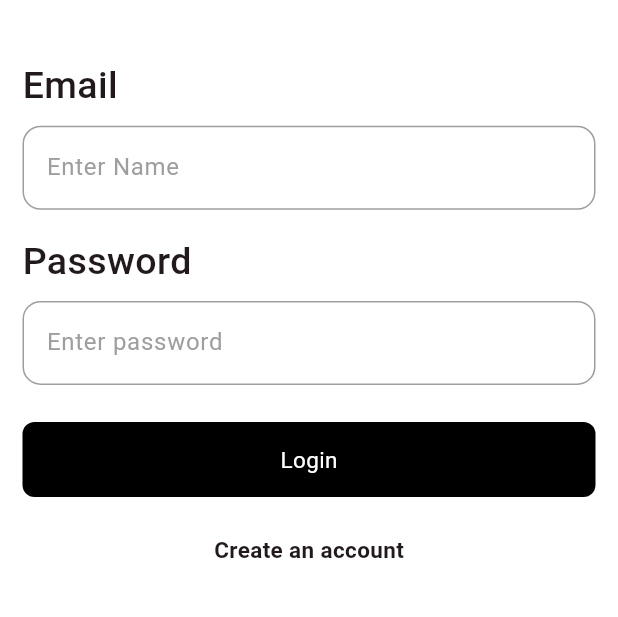
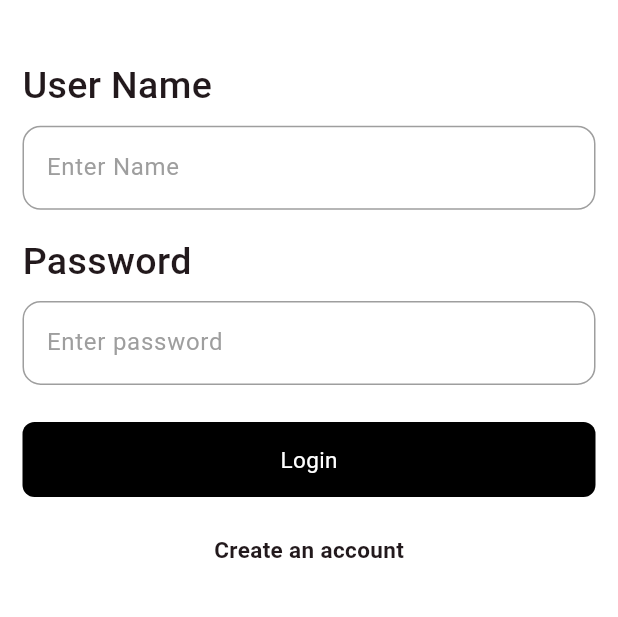
Before and after one commit to ededin/ablelyf-app, a Flutter app: the screen it shows after launch, on a phone screen of 412 x 824 dp, the part 490-1107 px from its top. Run offline on Flutter 3.47's test engine with Material 2 defaults, Android fonts, the light colour scheme and no system bars; our stand-ins replace cached_network_image, carousel_slider, cloud_firestore, data_table_2, firebase_auth, firebase_core and 3 more; missing offline and left inert: horizontal_calendar; accounts and stored records are empty.

Commit message:
SharedPreference set,account create with email

```diff
--- a/lib/ablelyf.dart
+++ b/lib/ablelyf.dart
@@ -11,3 +11,4 @@ export 'package:data_table_2/data_table_2.dart';
 export 'package:firebase_auth/firebase_auth.dart';
 export 'package:firebase_crashlytics/firebase_crashlytics.dart';
 export 'package:firebase_core/firebase_core.dart';
+export 'package:cloud_firestore/cloud_firestore.dart';
--- a/lib/main.dart
+++ b/lib/main.dart
@@ -8,9 +8,8 @@ void main() async {
     WidgetsFlutterBinding.ensureInitialized();
 
     constants = Constants();
-
-    await constants.init();
-
+    commonFunction = CommonFunction();
+    await appSharedPreference.init();
     await Firebase.initializeApp(options: DefaultFirebaseOptions.android);
 
     // Pass all uncaught errors from the framework to Crashlytics.
@@ -73,7 +72,11 @@ class MyApp extends StatelessWidget {
             colorScheme: ColorScheme.fromSeed(seedColor: constants.themeColor),
             useMaterial3: true,
           ),
-          home: const LoginPage(),
+          home:
+              (appSharedPreference.getString(SharedPreferenceKeys.userId) ?? '')
+                      .isNotEmpty
+                  ? ModuleSelect()
+                  : LoginPage(),
         );
       },
     );
--- a/lib/screens/login/controller/login_controller.dart
+++ b/lib/screens/login/controller/login_controller.dart
@@ -6,17 +6,39 @@ class LoginControlller extends GetxController {
       required String password,
       String? name,
       String? fullname,
-      String? address}) async {
+      String? phone}) async {
     try {
       if (password.length <= 8) {
-        print('The password provided is too weak.');
+        commonFunction.snackbar('Enter more then 8 letters in password');
       } else {
         final credential =
             await FirebaseAuth.instance.createUserWithEmailAndPassword(
           email: email,
           password: password,
         );
+
+        await appSharedPreference.setString(
+            SharedPreferenceKeys.userId, credential.user!.uid);
+
+        constants.myID = credential.user!.uid;
+
+        var user = FirebaseFirestore.instance
+            .collection('users')
+            .doc(credential.user!.uid)
+            .set({
+          'id': credential.user!.uid,
+          'email': credential.user!.email,
+          'name': name,
+          'fullname': fullname,
+          'phone': phone,
+        });
+
         print('CREDENTIAL: ${credential}');
+        print('USER: ${user}');
+        commonFunction.snackbar('User Create Sucessfully');
+        // Get.to(() {
+        //   return const LoginPage();
+        // });
       }
     } on FirebaseAuthException catch (e) {
       if (e.code == 'weak-password') {
@@ -28,4 +50,22 @@ class LoginControlller extends GetxController {
       print(e);
     }
   }
+
+  void signinUser({required String name, required String password}) async {
+    try {
+      final credential = await FirebaseAuth.instance
+          .signInWithEmailAndPassword(email: name, password: password);
+      print('CREDENTIAL: ${credential}');
+
+      if (credential.credential != null) {
+        Get.to(const ModuleSelect());
+      }
+    } on FirebaseAuthException catch (e) {
+      if (e.code == 'user-not-found') {
+        commonFunction.snackbar('No user found for that email.');
+      } else if (e.code == 'wrong-password') {
+        commonFunction.snackbar('Wrong password provided for that user.');
+      }
+    }
+  }
 }
--- a/lib/screens/login/modal/login_strings.dart
+++ b/lib/screens/login/modal/login_strings.dart
@@ -1,13 +1,9 @@
 class LoginPageString {
   static const String login = 'Login';
-  static const String welcomeBackTotheApp = 'Welcome back to the app';
-  static const String email = 'Email';
+  static const String username = 'User Name';
   static const String phoneNumber = 'Phone Number';
   static const String emailAddress = 'Email Address';
   static const String password = 'Password';
   static const String forgotpassword = 'Forgot Password?';
-  static const String keepMeSignedIn = 'Keep me signed in';
-  static const String orSignInWith = 'or sign in with';
-  static const String continueWithGoogle = 'Continue with Google';
   static const String createAnAccount = 'Create an account';
 }
--- a/lib/screens/login/view/login_page.dart
+++ b/lib/screens/login/view/login_page.dart
@@ -8,8 +8,15 @@ class LoginPage extends StatefulWidget {
 }
 
 class _LoginPageState extends State<LoginPage> {
+  LoginControlller loginControlller = Get.put(LoginControlller());
+
   TextEditingController usernameController = TextEditingController();
   TextEditingController passwordController = TextEditingController();
+
+  @override
+  void initState() {
+    super.initState();
+  }
 
   @override
   Widget build(BuildContext context) {
@@ -30,7 +37,7 @@ class _LoginPageState extends State<LoginPage> {
                   child: Image.asset('assets/logo/logo.png')),
             ),
             const Text(
-              LoginPageString.email,
+              LoginPageString.username,
               style: TextStyle(fontSize: 25, fontWeight: FontWeight.w500),
             ),
             SizedBox(
@@ -79,15 +86,29 @@ class _LoginPageState extends State<LoginPage> {
             SizedBox(
               height: 0.03.sh,
             ),
-            Container(
+            InkWell(
+              onTap: () {
+                if (usernameController.text == '' ||
+                    passwordController.text == '') {
+                  commonFunction.snackbar('Please Fill The Details');
+                } else {
+                  loginControlller.signinUser(
+                    name: usernameController.text,
+                    password: passwordController.text,
+                  );
+                }
+              },
+              child: Container(
                 width: 400,
                 height: 50,
                 alignment: Alignment.center,
                 decoration: BoxDecoration(
-                  color: Colors.black, borderRadius: BorderRadius.circular(8)),
+                    color: Colors.black,
+                    borderRadius: BorderRadius.circular(8)),
                 child: const Text(
                   LoginPageString.login,
                   style: TextStyle(fontSize: 15, color: Colors.white),
+                ),
               ),
             ),
             SizedBox(
--- /dev/null
+++ b/lib/utils/shared_preferenceKeys.dart
@@ -0,0 +1,3 @@
+class SharedPreferenceKeys{
+   static const String userId = 'userId';
+}
--- a/lib/utils/utils.dart
+++ b/lib/utils/utils.dart
@@ -1,3 +1,6 @@
 export 'images.dart';
 export 'constants.dart';
 export 'screen_size.dart';
+export 'common_function.dart';
+export 'shared_preference.dart';
+export 'shared_preferenceKeys.dart';
--- a/pubspec.yaml
+++ b/pubspec.yaml
@@ -43,6 +43,7 @@ dependencies:
   firebase_auth: ^4.7.3
   firebase_core: ^2.15.1
   firebase_crashlytics: ^3.3.4
+  cloud_firestore: ^4.8.5
 
 dev_dependencies:
   flutter_test:
```
Also changed, not shown: lib/screens/see/view/able_see_create_account_page.dart (+15 -11 lines), lib/utils/common_function.dart (added, +15 -0 lines), lib/utils/constants.dart (+1 -13 lines), lib/utils/shared_preference.dart (added, +19 -0 lines), pubspec.lock, 2 other files. Lines whose indentation alone changed are shown as unchanged.
